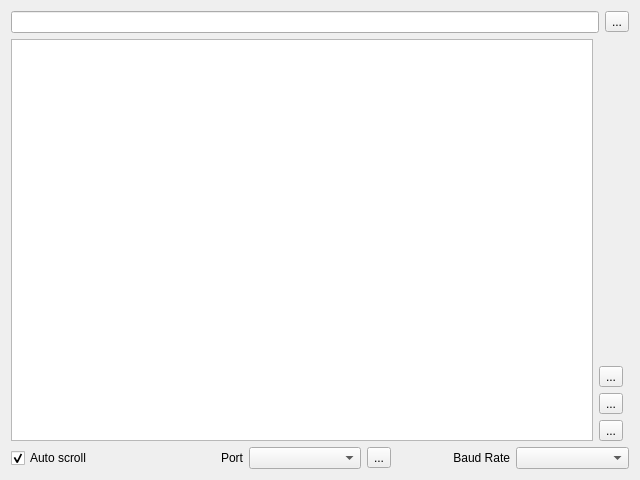
Above: src/mainwindow.ui from wio/wserial before the change. Below: the same form after it.
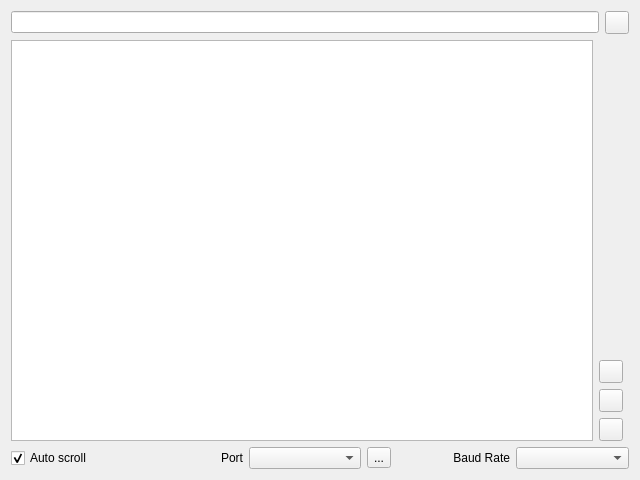
That is the form after the change.

```diff
--- a/src/mainwindow.ui
+++ b/src/mainwindow.ui
@@ -43,9 +43,6 @@
           </item>
           <item>
            <widget class="QToolButton" name="plotterButton">
-            <property name="text">
-             <string>...</string>
-            </property>
             <property name="checkable">
              <bool>true</bool>
             </property>
@@ -56,9 +53,6 @@
             <property name="toolTip">
              <string>Clear output</string>
             </property>
-            <property name="text">
-             <string>...</string>
-            </property>
            </widget>
           </item>
           <item>
@@ -66,9 +60,6 @@
             <property name="toolTip">
              <string>Monitor input</string>
             </property>
-            <property name="text">
-             <string>...</string>
-            </property>
             <property name="checkable">
              <bool>true</bool>
             </property>
@@ -92,9 +83,6 @@
           <property name="toolTip">
            <string>Send</string>
           </property>
-          <property name="text">
-           <string>...</string>
-          </property>
          </widget>
         </item>
        </layout>
```
